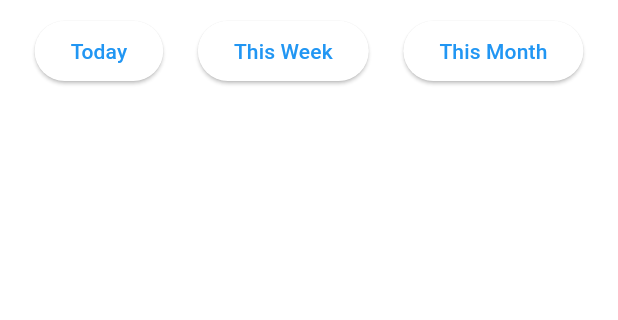
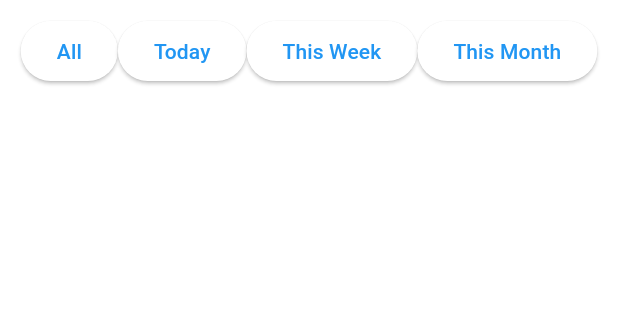
Before and after one commit to vishwesh5544/polmitra_user, a Flutter app: the EventReportScreen screen opened directly, after a tap on "Today", on a phone screen of 412 x 824 dp, the part 156-476 px from its top. Run offline on Flutter 3.47's test engine with Material 3 defaults, Android fonts, the phone set to English and light mode, and no system bars; our stand-ins replace cached_network_image, carousel_slider, cloud_firestore, firebase_auth, firebase_core, firebase_storage and 9 more; accounts and stored records are empty; generated files the repository leaves out were written again.

Commit message:
finished filters in events report by data

```diff
--- a/lib/screens/event_report/event_report_screen.dart
+++ b/lib/screens/event_report/event_report_screen.dart
@@ -1,4 +1,6 @@
+import 'package:flutter/cupertino.dart';
 import 'package:flutter/material.dart';
+import 'package:intl/intl.dart';
 import 'package:provider/provider.dart';
 import 'package:user_app/models/event.dart';
 import 'package:user_app/models/user.dart';
@@ -21,6 +23,7 @@ class _EventReportScreenState extends State<EventReportScreen> with TickerProvid
   late final TabController _tabController;
   List<PolmitraUser> karyakartaList = [];
   List<Event> eventList = [];
+  List<Event> allEventsList = [];
   PolmitraUser? user;
 
   List<String> tabs = ['By Date', 'By Location', 'By Status', 'By User'];
@@ -67,6 +70,7 @@ class _EventReportScreenState extends State<EventReportScreen> with TickerProvid
     final events = await _eventService.getEventsByNetaId(user!.uid);
     setState(() {
       eventList = events;
+      allEventsList = events;
     });
   }
 
@@ -93,16 +97,34 @@ class _EventReportScreenState extends State<EventReportScreen> with TickerProvid
   }
 
   Widget _buildByDate() {
+    DateTime now = DateTime.now();
+    DateTime today = DateTime(now.year, now.month, now.day);
+    DateTime startOfWeek = today.subtract(Duration(days: today.weekday - 1));
+    DateTime endOfWeek = startOfWeek.add(const Duration(days: 6));
+    DateTime startOfMonth = DateTime(now.year, now.month, 1);
+    DateTime endOfMonth = DateTime(now.year, now.month + 1, 0);
+    const format = 'dd/MM/yyyy';
+
     return Column(
       children: [
         const SizedBox(height: 10),
-        Row(
+        SingleChildScrollView(
+          scrollDirection: Axis.horizontal,
+          child: Row(
             mainAxisAlignment: MainAxisAlignment.spaceEvenly,
             children: [
               ElevatedButton(
                 onPressed: () {
                   setState(() {
-                  eventList.sort((a, b) => a.date.compareTo(b.date));
+                    eventList = allEventsList;
+                  });
+                },
+                child: const Text('All'),
+              ),
+              ElevatedButton(
+                onPressed: () {
+                  setState(() {
+                    eventList = allEventsList.where((event) => DateFormat(format).parse(event.date) == today).toList();
                   });
                 },
                 child: const Text('Today'),
@@ -110,7 +132,10 @@ class _EventReportScreenState extends State<EventReportScreen> with TickerProvid
               ElevatedButton(
                 onPressed: () {
                   setState(() {
-                  eventList.sort((a, b) => a.date.compareTo(b.date));
+                    eventList = allEventsList.where((event) {
+                      DateTime eventDate = DateFormat(format).parse(event.date);
+                      return eventDate.isAfter(startOfWeek) && eventDate.isBefore(endOfWeek);
+                    }).toList();
                   });
                 },
                 child: const Text('This Week'),
@@ -118,12 +143,16 @@ class _EventReportScreenState extends State<EventReportScreen> with TickerProvid
               ElevatedButton(
                 onPressed: () {
                   setState(() {
-                  eventList.sort((a, b) => a.date.compareTo(b.date));
+                    eventList = allEventsList.where((event) {
+                      DateTime eventDate = DateFormat(format).parse(event.date);
+                      return eventDate.isAfter(startOfMonth) && eventDate.isBefore(endOfMonth);
+                    }).toList();
                   });
                 },
                 child: const Text('This Month'),
               ),
             ],
+          ),
         ),
         const SizedBox(height: 10),
         Expanded(
--- a/pubspec.yaml
+++ b/pubspec.yaml
@@ -57,6 +57,7 @@ dependencies:
   geolocator: ^11.0.0
   google_maps_flutter: ^2.6.0
   geocoding: ^3.0.0
+  intl: ^0.18.1
 
 dev_dependencies:
   flutter_test:
```
Also changed, not shown: pubspec.lock. Lines whose indentation alone changed are shown as unchanged.
